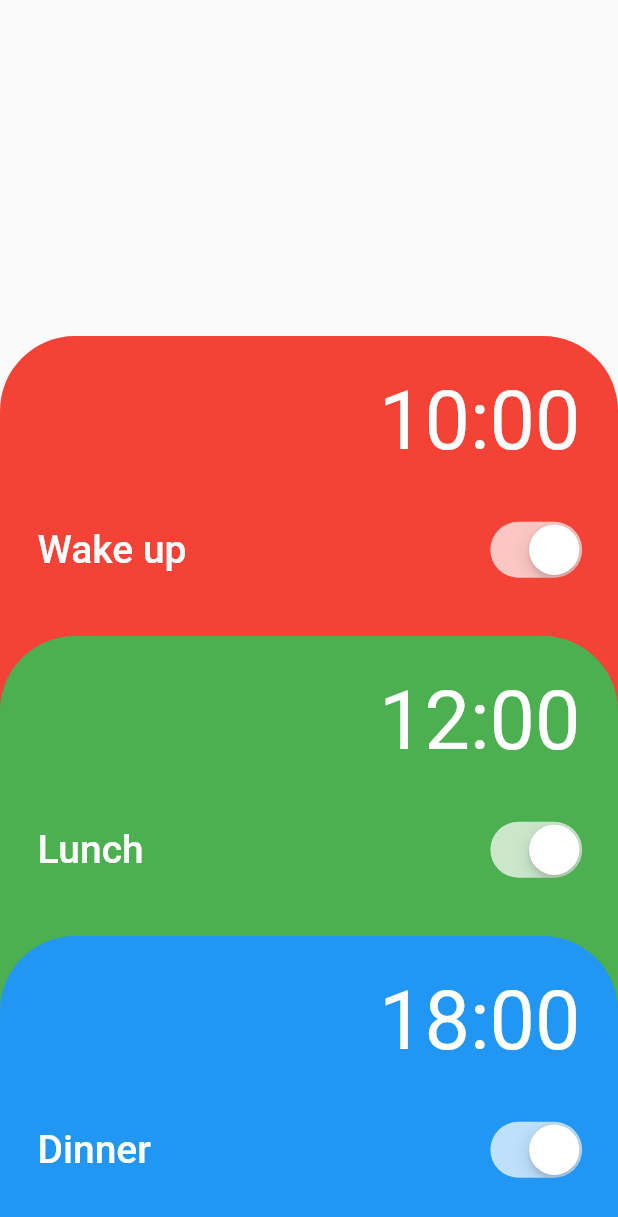
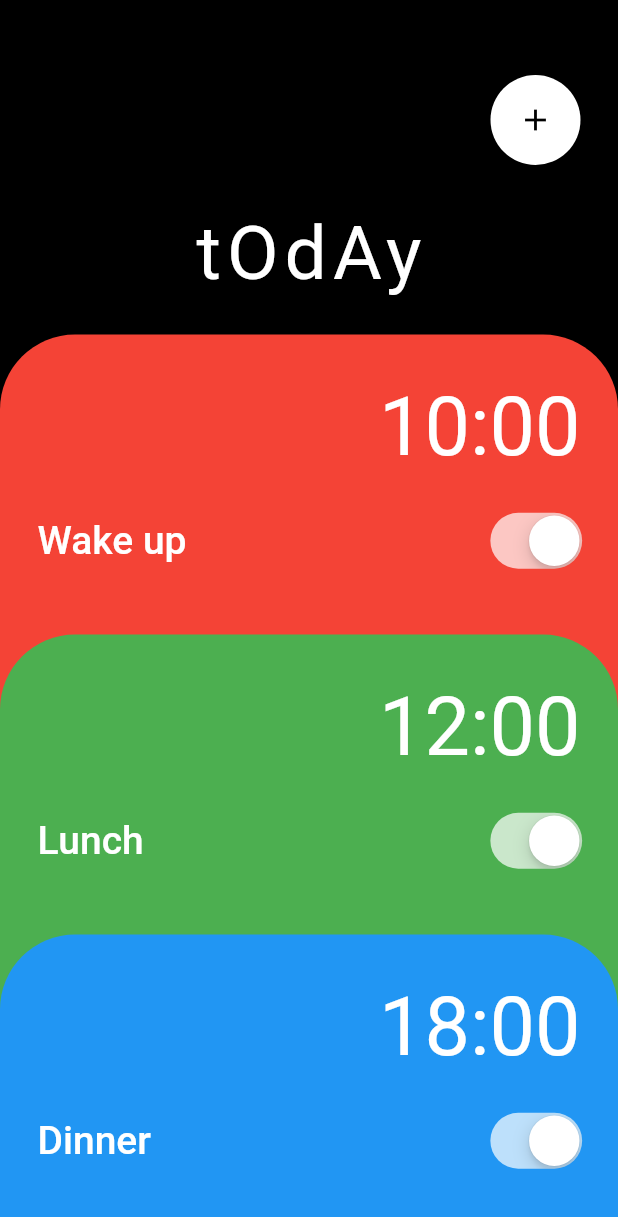
Before and after one commit to 7verdy/remindme, a Flutter app: the screen it shows after launch, on a phone screen of 412 x 824 dp. Shown: the top 1217 px of the screen. Run offline on Flutter 3.47's test engine with Material 2 defaults, Android fonts, the phone set to English and light mode, and no system bars; Roboto replaces fonts that are missing (Asgard).

Commit message:
feat(reminder cards): basis done, stack view left to do.

```diff
--- a/lib/main.dart
+++ b/lib/main.dart
@@ -1,5 +1,4 @@
 import 'package:flutter/material.dart';
-
 import 'widgets/alarm_widget.dart';
 
 void main() {
@@ -12,9 +11,10 @@ class MyApp extends StatelessWidget {
   @override
   Widget build(BuildContext context) {
     return MaterialApp(
-      title: 'Flutter Demo',
+      title: 'RemindMe',
       theme: ThemeData(
         primarySwatch: Colors.blue,
+        scaffoldBackgroundColor: Colors.black,
       ),
       home: const MyHomePage(),
       debugShowCheckedModeBanner: false,
@@ -33,21 +33,55 @@ class _MyHomePageState extends State<MyHomePage> {
   @override
   Widget build(BuildContext context) {
     return Scaffold(
-      body: Stack(
-        fit: StackFit.loose,
-        children: [
+        body: Column(children: [
+        const SizedBox(height: 50.0),
+        Padding(
+          padding: const EdgeInsets.only(right: 25.0),
+          child: Align(
+            alignment: Alignment.centerRight,
+            child: CircleAvatar(
+              backgroundColor: Colors.white,
+              radius: 30,
+              child: IconButton(
+                padding: EdgeInsets.zero,
+                icon: const Icon(Icons.add),
+                color: Colors.black,
+                onPressed: () {},
+              ),
+            ),
+          ),
+        ),
+        const SizedBox(height: 30.0),
+        const SizedBox(child:
+          Text('tOdAy',
+          style: TextStyle(
+            color: Colors.white,
+            fontSize: 50.0,
+            fontFamily: 'Asgard',
+            letterSpacing: 4.0,
+          ),
+          ),
+        ),
+        SizedBox(
+          height: MediaQuery.of(context).size.height,
+          child: Stack(fit: StackFit.loose, children: [
+              Positioned(
+                  width: MediaQuery.of(context).size.width,
+                  bottom: 550.0,
+                  child: const AlarmWidget(
+                      color: Colors.red, time: '10:00', title: 'Wake up')),
               Positioned(
                   width: MediaQuery.of(context).size.width,
                   bottom: 350.0,
-          child: const AlarmWidget(color: Colors.red, time: '10:00', title: 'Wake up')),
+                  child: const AlarmWidget(
+                      color: Colors.green, time: '12:00', title: 'Lunch')),
               Positioned(
                   width: MediaQuery.of(context).size.width,
                   bottom: 150.0,
-          child: const AlarmWidget(color: Colors.green, time: '12:00', title: 'Lunch')),
-        Positioned(
-          width: MediaQuery.of(context).size.width,
-          bottom: -50.0,
-          child: const AlarmWidget(color: Colors.blue, time: '18:00', title: 'Dinner')),
+                  child: const AlarmWidget(
+                      color: Colors.blue, time: '18:00', title: 'Dinner')),
+            ]),
+          ),
       ]),
     );
   }
--- a/lib/widgets/alarm_widget.dart
+++ b/lib/widgets/alarm_widget.dart
@@ -46,7 +46,7 @@ class AlarmSwitch extends State<AlarmWidget> {
       ),
       child: Column(
         children: [
-          const SizedBox(height: 25.0),
+          const SizedBox(height: 30.0),
           Align(
             alignment: Alignment.topRight,
             child: Padding(
@@ -60,7 +60,7 @@ class AlarmSwitch extends State<AlarmWidget> {
               ),
             ),
           ),
-          const SizedBox(height: 35.0),
+          const SizedBox(height: 25.0),
           Row(
             mainAxisAlignment: MainAxisAlignment.spaceBetween,
             children: [
--- a/pubspec.yaml
+++ b/pubspec.yaml
@@ -31,6 +31,7 @@ dependencies:
   flutter:
     sdk: flutter
 
+  google_fonts: ^4.0.3
 
   # The following adds the Cupertino Icons font to your application.
   # Use with the CupertinoIcons class for iOS style icons.
@@ -74,7 +75,10 @@ flutter:
   # "family" key with the font family name, and a "fonts" key with a
   # list giving the asset and other descriptors for the font. For
   # example:
-  # fonts:
+  fonts:
+      - family: Asgard
+        fonts:
+          - asset: fonts/Asgard.otf
   #   - family: Schyler
   #     fonts:
   #       - asset: fonts/Schyler-Regular.ttf
```
Also changed, not shown: pubspec.lock, 1 other file. Lines whose indentation alone changed are shown as unchanged.
